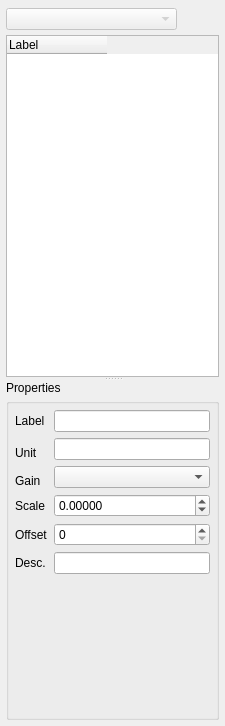
First picture: the form in Tools/Mokka/ModelDockWidget.ui, repository Biomechanical-ToolKit/BTKCore, before the edit.
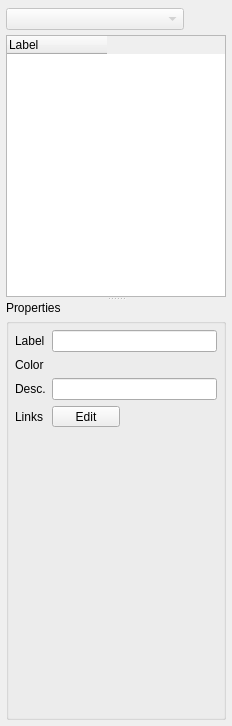
Second picture: the form after the edit. Icons and pictures are not drawn.

Commit message: [ENH] Mokka: Visualization of the segments added. You can add/remove/edit segments' informations (links, label, descriptions, color). The segment definitions is saved in the Model Visualization Configuration (MVC) file. Undo/Redo support. Preferences for the default segment color added.

Patch:
```diff
--- a/Tools/Mokka/ModelDockWidget.ui
+++ b/Tools/Mokka/ModelDockWidget.ui
@@ -6,14 +6,14 @@
    <rect>
     <x>0</x>
     <y>0</y>
-    <width>225</width>
+    <width>232</width>
     <height>726</height>
    </rect>
   </property>
   <property name="minimumSize">
    <size>
-    <width>200</width>
-    <height>467</height>
+    <width>232</width>
+    <height>506</height>
    </size>
   </property>
   <property name="maximumSize">
@@ -274,9 +274,90 @@
               </sizepolicy>
              </property>
              <property name="currentIndex">
-              <number>3</number>
+              <number>1</number>
              </property>
              <widget class="QWidget" name="emptyPage"/>
+             <widget class="QWidget" name="segmentPage">
+              <layout class="QGridLayout" name="gridLayout_4">
+               <property name="margin">
+                <number>6</number>
+               </property>
+               <item row="0" column="0">
+                <widget class="QLabel" name="segmentLabelLabel">
+                 <property name="text">
+                  <string>Label</string>
+                 </property>
+                </widget>
+               </item>
+               <item row="0" column="1">
+                <widget class="QLineEdit" name="segmentLabelEdit">
+                 <property name="maxLength">
+                  <number>255</number>
+                 </property>
+                 <property name="readOnly">
+                  <bool>false</bool>
+                 </property>
+                </widget>
+               </item>
+               <item row="1" column="0">
+                <widget class="QLabel" name="segmentColorLabel">
+                 <property name="text">
+                  <string>Color</string>
+                 </property>
+                </widget>
+               </item>
+               <item row="2" column="0">
+                <widget class="QLabel" name="segmentDescLabel">
+                 <property name="text">
+                  <string>Desc.</string>
+                 </property>
+                </widget>
+               </item>
+               <item row="2" column="1">
+                <widget class="QLineEdit" name="segmentDescEdit">
+                 <property name="maxLength">
+                  <number>255</number>
+                 </property>
+                 <property name="readOnly">
+                  <bool>false</bool>
+                 </property>
+                </widget>
+               </item>
+               <item row="3" column="0">
+                <widget class="QLabel" name="segmentLinkLabel">
+                 <property name="text">
+                  <string>Links</string>
+                 </property>
+                </widget>
+               </item>
+               <item row="3" column="1">
+                <widget class="QToolButton" name="segmentEditLinksButton">
+                 <property name="text">
+                  <string>     Edit     </string>
+                 </property>
+                 <property name="toolButtonStyle">
+                  <enum>Qt::ToolButtonTextBesideIcon</enum>
+                 </property>
+                </widget>
+               </item>
+               <item row="4" column="0">
+                <spacer name="verticalSpacer_5">
+                 <property name="orientation">
+                  <enum>Qt::Vertical</enum>
+                 </property>
+                 <property name="sizeType">
+                  <enum>QSizePolicy::Expanding</enum>
+                 </property>
+                 <property name="sizeHint" stdset="0">
+                  <size>
+                   <width>20</width>
+                   <height>183</height>
+                  </size>
+                 </property>
+                </spacer>
+               </item>
+              </layout>
+             </widget>
              <widget class="QWidget" name="markerPage">
               <layout class="QGridLayout" name="gridLayout_3">
                <property name="margin">
```
Left out of the diff: 3 changed lines with no effect on the pictures. The commit also changes 24 other files.
